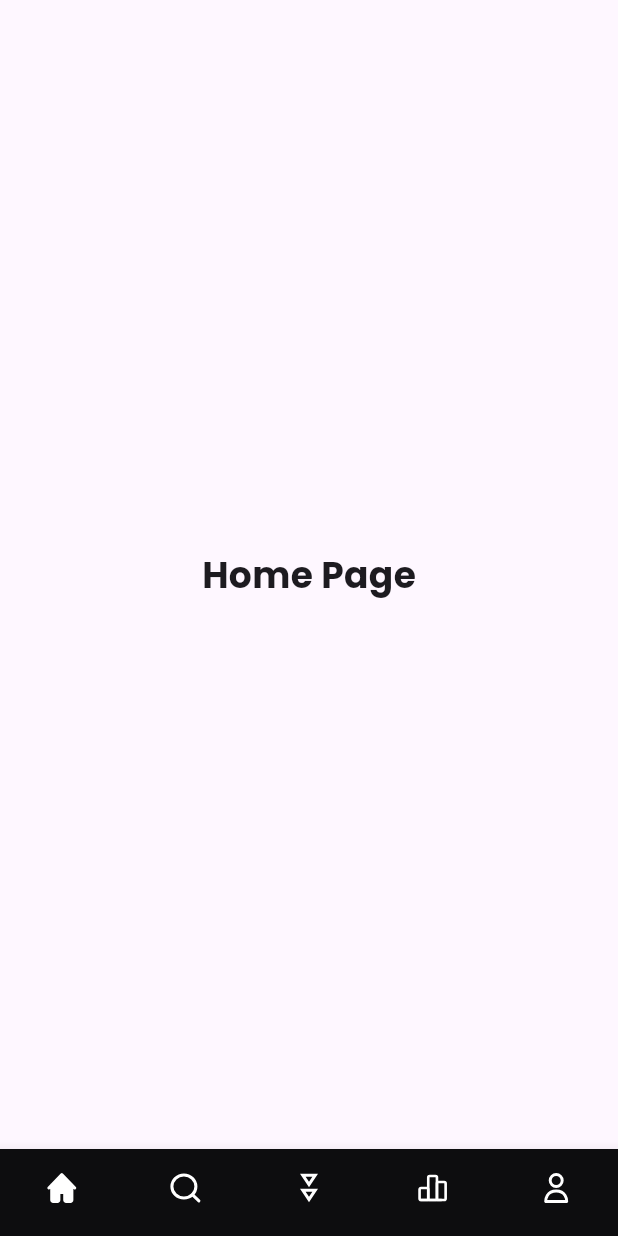
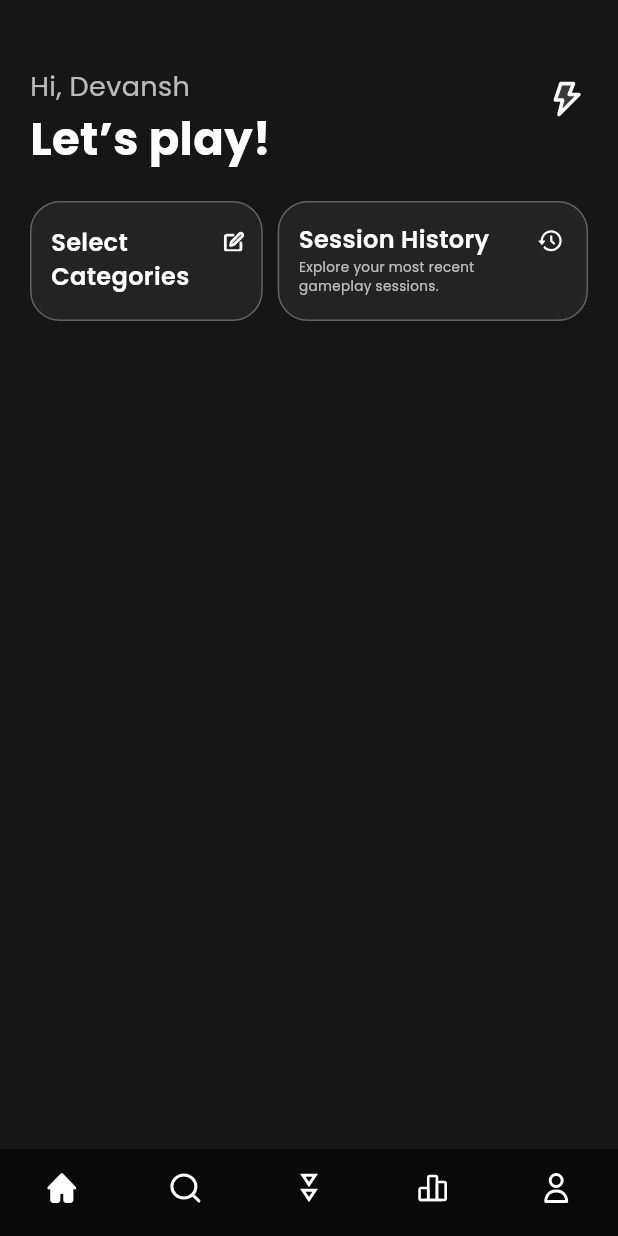
Before and after one commit to devanshkp/synapse-quiz-app, a Flutter app: the screen it shows after launch, on a phone screen of 412 x 824 dp. Run offline on Flutter 3.47's test engine with Material 3 defaults, Android fonts, the phone set to English and light mode, and no system bars; our stand-ins replace flutter_svg.

Commit message:
Added greeting message and some buttons to home page

```diff
--- a/flutter_application/lib/main.dart
+++ b/flutter_application/lib/main.dart
@@ -1,10 +1,11 @@
 import 'package:flutter/material.dart';
-import 'package:flutter_application/pages/Leaderboard.dart';
-import 'package:flutter_application/pages/Trivia.dart';
 import 'package:flutter_svg/flutter_svg.dart';
 import 'pages/home.dart';
 import 'pages/search.dart';
 import 'pages/profile.dart';
+import 'pages/leaderboard.dart';
+import 'pages/trivia.dart';
+import 'utility/constants.dart';
 
 void main() {
   runApp(const MyApp());
@@ -20,6 +21,7 @@ class MyApp extends StatelessWidget {
       title: 'Bottom Navbar Example',
       theme: ThemeData(
         fontFamily: 'Poppins',
+        scaffoldBackgroundColor: backgroundPageColor,
         splashFactory: NoSplash.splashFactory, // Removes click effect
         highlightColor: Colors.transparent, // Removes highlight color
       ),
@@ -49,11 +51,26 @@ class _BottomNavBarState extends State<BottomNavBar> {
 
   // List of icon paths (for filled and outlined versions)
   final List<Map<String, String>> _icons = [
-    {'filled': 'assets/icons/navbar/Home_Filled.svg', 'outline': 'assets/icons/navbar/Home.svg'},
-    {'filled': 'assets/icons/navbar/Discover_Filled.svg', 'outline': 'assets/icons/navbar/Discover.svg'},
-    {'filled': 'assets/icons/navbar/Scroll_Filled.svg', 'outline': 'assets/icons/navbar/Scroll.svg'},
-    {'filled': 'assets/icons/navbar/Leaderboard_Filled.svg', 'outline': 'assets/icons/navbar/Leaderboard.svg'},
-    {'filled': 'assets/icons/navbar/Profile_Filled.svg', 'outline': 'assets/icons/navbar/Profile.svg'},
+    {
+      'filled': 'assets/icons/navbar/Home_Filled.svg',
+      'outline': 'assets/icons/navbar/Home.svg'
+    },
+    {
+      'filled': 'assets/icons/navbar/Discover_Filled.svg',
+      'outline': 'assets/icons/navbar/Discover.svg'
+    },
+    {
+      'filled': 'assets/icons/navbar/Scroll_Filled.svg',
+      'outline': 'assets/icons/navbar/Scroll.svg'
+    },
+    {
+      'filled': 'assets/icons/navbar/Leaderboard_Filled.svg',
+      'outline': 'assets/icons/navbar/Leaderboard.svg'
+    },
+    {
+      'filled': 'assets/icons/navbar/Profile_Filled.svg',
+      'outline': 'assets/icons/navbar/Profile.svg'
+    },
   ];
 
   // Function to update the selected index
@@ -68,7 +85,7 @@ class _BottomNavBarState extends State<BottomNavBar> {
     return Scaffold(
       body: _screens[_currentIndex], // Display the current page
       bottomNavigationBar: BottomNavigationBar(
-        backgroundColor: const Color(0xFF0D0D0F),
+        backgroundColor: navbarColor,
         currentIndex: _currentIndex,
         onTap: _onTap,
         items: List.generate(5, (index) {
@@ -80,7 +97,13 @@ class _BottomNavBarState extends State<BottomNavBar> {
               width: 24, // Set icon size
               height: 24,
             ),
-            label: ['Home', 'Search', 'Trivia', 'Leaderboard', 'Profile'][index], // Labels
+            label: [
+              'Home',
+              'Search',
+              'Trivia',
+              'Leaderboard',
+              'Profile'
+            ][index], // Labels
           );
         }),
         showUnselectedLabels: false,
--- a/flutter_application/lib/pages/Leaderboard.dart
+++ b/flutter_application/lib/pages/Leaderboard.dart
@@ -10,6 +10,7 @@ class LeaderboardPage extends StatelessWidget {
         'Leaderboard Page',
         style: TextStyle(
           fontSize: 24,
+          color: Colors.white,
           fontWeight: FontWeight.bold
           ),
       ),
--- a/flutter_application/lib/pages/Trivia.dart
+++ b/flutter_application/lib/pages/Trivia.dart
@@ -8,6 +8,7 @@ class TriviaPage extends StatelessWidget {
         'Trivia Page',
         style: TextStyle(
           fontSize: 24,
+          color: Colors.white,
           fontWeight: FontWeight.bold
           ),
       ),
--- a/flutter_application/lib/pages/home.dart
+++ b/flutter_application/lib/pages/home.dart
@@ -1,17 +1,191 @@
 import 'package:flutter/material.dart';
+import 'package:flutter_svg/flutter_svg.dart';
+import '../utility/constants.dart';
 
 class HomePage extends StatelessWidget {
   const HomePage({super.key});
 
   @override
   Widget build(BuildContext context) {
-    return const Center(
-      child: Text(
-        'Home Page',
-        style: TextStyle(
-          fontSize: 24,
-          fontWeight: FontWeight.bold
+    final List<List<Map<String, String>>> rows = [
+      [
+        {"title": "Daily Task", "icon": "assets/icons/task.svg"}
+      ], // Row with 1 tile
+      [
+        {"title": "Choose Categories", "icon": "assets/icons/Edit.svg"},
+        {"title": "Session History", "icon": "assets/icons/History.svg"},
+      ], // Row with 2 tiles
+      [
+        {"title": "Quick Play", "icon": "assets/icons/Play.svg"}
+      ],
+    ];
+
+    return Scaffold(
+      body: Padding(
+        padding:
+            const EdgeInsets.only(top: 45, left: 20, right: 20, bottom: 45),
+        child: Column(
+          children: [topPortion(), middlePortion()],
+        ),
+      ),
+    );
+  }
+
+  Row topPortion() {
+    return Row(
+      crossAxisAlignment: CrossAxisAlignment.start,
+      children: [
+        const Expanded(
+          // Ensure the Column takes the available space
+          child: Column(
+            crossAxisAlignment: CrossAxisAlignment.start,
+            children: [
+              // Greeting Text
+              Text(
+                'Hi, Devansh',
+                style: TextStyle(
+                  color: Colors.white70, // Subdued color for greeting
+                  fontSize: 18,
+                  fontWeight: FontWeight.normal,
+                ),
+              ),
+              Text(
+                'Let’s play!',
+                style: TextStyle(
+                  color: Colors.white, // Bright color for emphasis
+                  fontSize: 30,
+                  fontWeight: FontWeight.bold,
+                ),
+              ),
+              SizedBox(height: 20), // Space between greeting and content
+            ],
           ),
+        ),
+        Padding(
+          padding: const EdgeInsets.only(top: 5),
+          child: GestureDetector(
+              onTap: () => (print("Notification button pressed")),
+              child: SvgPicture.asset('assets/icons/home/Bolt.svg')),
+        )
+      ],
+    );
+  }
+
+  Widget middlePortion() {
+    return Column(
+      crossAxisAlignment: CrossAxisAlignment.start,
+      children: [
+        Row(
+          crossAxisAlignment: CrossAxisAlignment.start,
+          mainAxisAlignment: MainAxisAlignment
+              .spaceBetween, // Ensures space between the text and icon
+          children: [
+            Expanded(
+              flex: 3,
+              child: categoriesButton(),
+            ),
+            const SizedBox(width: 10), // Space between the two columns
+            Expanded(
+              flex: 4,
+              child: historyButton(),
+            ),
+          ],
+        ),
+      ],
+    );
+  }
+
+  Container historyButton() {
+    return Container(
+      height: 80,
+      padding: const EdgeInsets.only(top: 13, left: 13, right: 11, bottom: 5),
+      decoration: BoxDecoration(
+        color: buttonColor,
+        borderRadius: BorderRadius.circular(20),
+        border: Border.all(color: buttonStrokeColor),
+      ),
+      child: Row(
+        mainAxisAlignment:
+            MainAxisAlignment.spaceBetween, // Space between text and icon
+        crossAxisAlignment: CrossAxisAlignment.start,
+        children: [
+          // Text on the left
+          const Expanded(
+            child: Column(
+              crossAxisAlignment: CrossAxisAlignment.start,
+              children: [
+                Text(
+                  'Session History',
+                  style: TextStyle(
+                    color: Colors.white,
+                    fontSize: 16,
+                    fontWeight: FontWeight.w600,
+                  ),
+                ),
+                Text(
+                  'Explore your most recent gameplay sessions.',
+                  style: TextStyle(
+                    color: Colors.white70,
+                    fontSize: 9,
+                    fontWeight: FontWeight.normal,
+                  ),
+                  maxLines: 2,
+                  overflow: TextOverflow.ellipsis,
+                ),
+              ],
+            ),
+          ),
+          // Icon on the right
+          Padding(
+            padding: const EdgeInsets.only(top: 0),
+            child: SvgPicture.asset('assets/icons/home/History.svg',
+                color: Colors.white, width: 25, height: 25),
+          ),
+        ],
+      ),
+    );
+  }
+
+  Container categoriesButton() {
+    return Container(
+      height: 80,
+      padding: const EdgeInsets.only(top: 13, left: 13, right: 11),
+      decoration: BoxDecoration(
+        color: buttonColor,
+        borderRadius: BorderRadius.circular(20),
+        border: Border.all(color: buttonStrokeColor),
+      ),
+      child: Row(
+        mainAxisAlignment:
+            MainAxisAlignment.spaceBetween, // Space between text and icon
+        crossAxisAlignment: CrossAxisAlignment.start,
+        children: [
+          // Text on the left
+          const Expanded(
+            child: Padding(
+              padding: EdgeInsets.only(top: 2),
+              child: Text(
+                'Select Categories',
+                style: TextStyle(
+                  color: Colors.white,
+                  fontSize: 16,
+                  fontWeight: FontWeight.w600,
+                ),
+                maxLines: 2,
+                overflow: TextOverflow.ellipsis,
+              ),
+            ),
+          ),
+          // Icon on the right
+          Padding(
+            padding: const EdgeInsets.only(top: 5),
+            child: SvgPicture.asset(
+              'assets/icons/home/Edit.svg',
+              height: 15,
+              width: 15,
+            ),
+          ),
+        ],
       ),
     );
   }
--- a/flutter_application/lib/pages/profile.dart
+++ b/flutter_application/lib/pages/profile.dart
@@ -10,6 +10,7 @@ class ProfilePage extends StatelessWidget {
         'Profile Page',
         style: TextStyle(
           fontSize: 24,
+          color: Colors.white,
           fontWeight: FontWeight.bold
           ),
       ),
--- a/flutter_application/lib/pages/search.dart
+++ b/flutter_application/lib/pages/search.dart
@@ -10,6 +10,7 @@ class SearchPage extends StatelessWidget {
         'Search Page',
         style: TextStyle(
           fontSize: 24,
+          color: Colors.white,
           fontWeight: FontWeight.bold
           ),
       ),
--- /dev/null
+++ b/flutter_application/lib/utility/buttons.dart
@@ -0,0 +1 @@
+import 'package:flutter/material.dart';
--- /dev/null
+++ b/flutter_application/lib/utility/constants.dart
@@ -0,0 +1,6 @@
+import 'package:flutter/material.dart';
+
+const Color backgroundPageColor = Color(0xff161616);
+const Color buttonColor = Color(0xff232323);
+const Color buttonStrokeColor = Color(0xff636363);
+const Color navbarColor = Color(0xff090909);
--- a/flutter_application/pubspec.yaml
+++ b/flutter_application/pubspec.yaml
@@ -2,7 +2,7 @@ name: flutter_application
 description: "A new Flutter project."
 # The following line prevents the package from being accidentally published to
 # pub.dev using `flutter pub publish`. This is preferred for private packages.
-publish_to: 'none' # Remove this line if you wish to publish to pub.dev
+publish_to: "none" # Remove this line if you wish to publish to pub.dev
 
 # The following defines the version and build number for your application.
 # A version number is three numbers separated by dots, like 1.2.43
@@ -32,7 +32,6 @@ dependencies:
     sdk: flutter
   flutter_svg: ^2.0.16
 
-
   # The following adds the Cupertino Icons font to your application.
   # Use with the CupertinoIcons class for iOS style icons.
   cupertino_icons: ^1.0.8
@@ -53,7 +52,6 @@ dev_dependencies:
 
 # The following section is specific to Flutter packages.
 flutter:
-
   # The following line ensures that the Material Icons font is
   # included with your application, so that you can use the icons in
   # the material Icons class.
@@ -62,7 +60,7 @@ flutter:
   # To add assets to your application, add an assets section, like this:
   assets:
     - assets/icons/navbar/
-
+    - assets/icons/home/
 
   # An image asset can refer to one or more resolution-specific "variants", see
   # https://flutter.dev/to/resolution-aware-images
```
Also changed, not shown: flutter_application/assets/icons/home/Bolt.svg (added), flutter_application/assets/icons/home/Edit.svg (added), flutter_application/assets/icons/home/History.svg (added), flutter_application/assets/icons/home/Play.svg (added).
